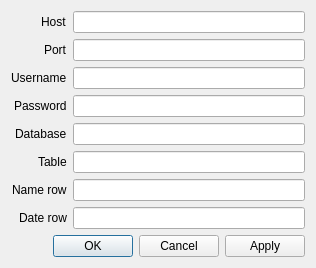
This is src/qbirthday/ui/mysqlpreferencesdialog.ui in lafrech/qbirthday as Qt 5 draws it before an edit. The edited form follows.
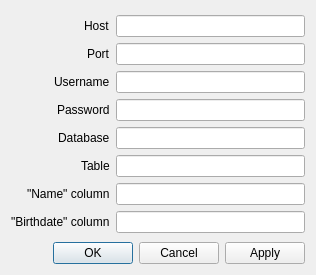
This is the edited form.

Commit message: MySQL backend: Rename name/date row into name/date column

The edit to the form file:
```diff
--- a/src/qbirthday/ui/mysqlpreferencesdialog.ui
+++ b/src/qbirthday/ui/mysqlpreferencesdialog.ui
@@ -7,7 +7,7 @@
     <x>0</x>
     <y>0</y>
     <width>316</width>
-    <height>254</height>
+    <height>275</height>
    </rect>
   </property>
   <property name="windowTitle">
@@ -85,14 +85,14 @@
      <item row="6" column="0">
       <widget class="QLabel" name="nameRowLabel">
        <property name="text">
-        <string>Name row</string>
+        <string>&quot;Name&quot; column</string>
        </property>
       </widget>
      </item>
      <item row="7" column="0">
       <widget class="QLabel" name="dateRowLabel">
        <property name="text">
-        <string>Date row</string>
+        <string>&quot;Birthdate&quot; column</string>
        </property>
       </widget>
      </item>
```
Left out of the diff: 8 changed lines with no effect on the pictures. The commit also changes 1 other file.
